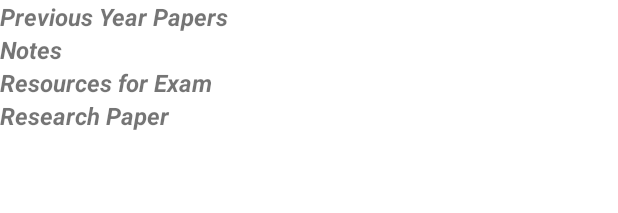
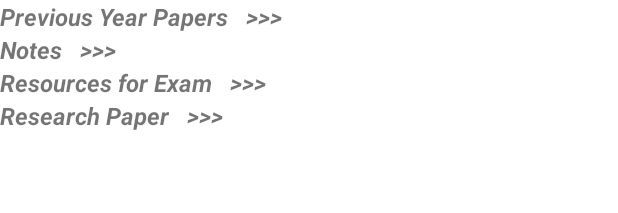
Before and after one commit to ReetamBis/PandoraApp, an Android app: the layout fragment_home.xml on its own in the app's theme, with its tools: preview values and no code run, on a phone screen of 412 x 824 dp. Shown: the top 213 px of the screen. Run offline under Robolectric (Android 15) with nearby library versions, the phone set to English and light mode, and no system bars.

Commit message:
Mudit:Port Project

```diff
--- a/app/src/main/res/layout/fragment_home.xml
+++ b/app/src/main/res/layout/fragment_home.xml
@@ -15,9 +15,10 @@
         <TextView
             android:layout_width="match_parent"
             android:layout_height="match_parent"
-            android:text="Previous Year Papers"
+            android:text="Previous Year Papers   >>>"
             android:textSize="16sp"
-            android:textStyle="bold|italic" />
+            android:textStyle="bold|italic"
+            android:id="@+id/allprev"/>
         <androidx.recyclerview.widget.RecyclerView
             android:layout_width="match_parent"
             android:layout_height="wrap_content"
@@ -27,9 +28,10 @@
         <TextView
             android:layout_width="match_parent"
             android:layout_height="match_parent"
-            android:text="Notes"
+            android:text="Notes   >>>"
             android:textSize="16sp"
-            android:textStyle="bold|italic"/>
+            android:textStyle="bold|italic"
+            android:id="@+id/allnotes"/>
         <androidx.recyclerview.widget.RecyclerView
             android:layout_width="match_parent"
             android:layout_height="wrap_content"
@@ -38,9 +40,10 @@
         <TextView
             android:layout_width="match_parent"
             android:layout_height="match_parent"
-            android:text="Resources for Exam"
+            android:text="Resources for Exam   >>>"
             android:textSize="16sp"
-            android:textStyle="bold|italic"/>
+            android:textStyle="bold|italic"
+            android:id="@+id/allresource"/>
         <androidx.recyclerview.widget.RecyclerView
             android:layout_width="match_parent"
             android:layout_height="wrap_content"
@@ -49,9 +52,10 @@
         <TextView
             android:layout_width="match_parent"
             android:layout_height="match_parent"
-            android:text="Research Paper"
+            android:text="Research Paper   >>>"
             android:textSize="16sp"
-            android:textStyle="bold|italic"/>
+            android:textStyle="bold|italic"
+            android:id="@+id/allresearch"/>
         <androidx.recyclerview.widget.RecyclerView
             android:layout_width="match_parent"
             android:layout_height="wrap_content"
```
Also changed, not shown: app/src/main/AndroidManifest.xml (+6 -3 lines), app/src/main/java/com/example/pandora/AllOptions.java (added, +14 -0 lines), app/src/main/java/com/example/pandora/AvailableSubjectResource.java (added, +21 -0 lines), app/src/main/java/com/example/pandora/HomeFragment.java (+147 -15 lines), app/src/main/java/com/example/pandora/HomePageRecycleAdapter.java (+13 -1 lines), app/src/main/res/layout/activity_all_options.xml (added, +9 -0 lines), app/src/main/res/layout/activity_available_subject_resource.xml (added, +19 -0 lines), 1 other file.
